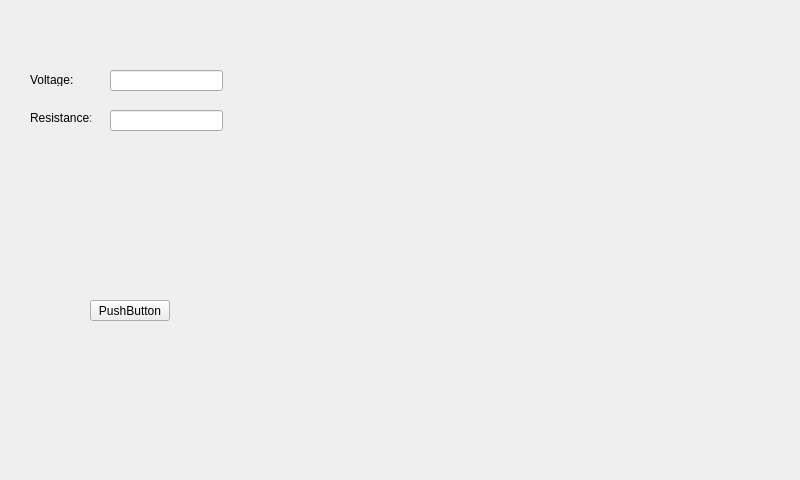
Old version of the form coilcalc/mainwindow.ui in the repository Rumo666/coil_calc.
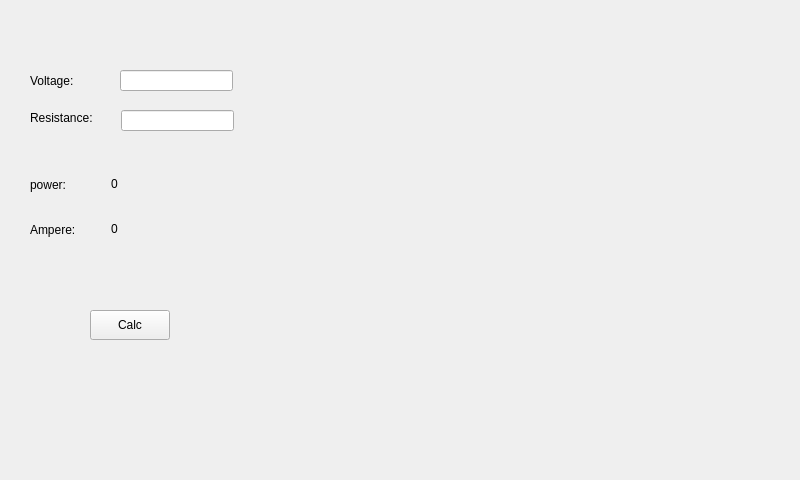
New version of the form.

```diff
--- a/coilcalc/mainwindow.ui
+++ b/coilcalc/mainwindow.ui
@@ -2,6 +2,9 @@
 <ui version="4.0">
  <class>MainWindow</class>
  <widget class="QMainWindow" name="MainWindow">
+  <property name="enabled">
+   <bool>true</bool>
+  </property>
   <property name="geometry">
    <rect>
     <x>0</x>
@@ -18,13 +21,13 @@
     <property name="geometry">
      <rect>
       <x>90</x>
-      <y>300</y>
+      <y>310</y>
       <width>80</width>
-      <height>21</height>
+      <height>30</height>
      </rect>
     </property>
     <property name="text">
-     <string>PushButton</string>
+     <string>Calc</string>
     </property>
    </widget>
    <widget class="QLabel" name="label">
@@ -32,8 +35,8 @@
      <rect>
       <x>30</x>
       <y>73</y>
-      <width>47</width>
-      <height>13</height>
+      <width>81</width>
+      <height>16</height>
      </rect>
     </property>
     <property name="text">
@@ -45,7 +48,7 @@
      <rect>
       <x>30</x>
       <y>110</y>
-      <width>61</width>
+      <width>81</width>
       <height>16</height>
      </rect>
     </property>
@@ -56,7 +59,7 @@
    <widget class="QLineEdit" name="lineEdit">
     <property name="geometry">
      <rect>
-      <x>110</x>
+      <x>120</x>
       <y>70</y>
       <width>113</width>
       <height>21</height>
@@ -66,13 +69,84 @@
    <widget class="QLineEdit" name="lineEdit_2">
     <property name="geometry">
      <rect>
-      <x>110</x>
+      <x>121</x>
       <y>110</y>
       <width>113</width>
       <height>21</height>
      </rect>
     </property>
    </widget>
+   <widget class="QFrame" name="frame">
+    <property name="enabled">
+     <bool>true</bool>
+    </property>
+    <property name="geometry">
+     <rect>
+      <x>10</x>
+      <y>160</y>
+      <width>271</width>
+      <height>131</height>
+     </rect>
+    </property>
+    <property name="frameShape">
+     <enum>QFrame::NoFrame</enum>
+    </property>
+    <property name="frameShadow">
+     <enum>QFrame::Plain</enum>
+    </property>
+    <widget class="QLabel" name="label_4">
+     <property name="geometry">
+      <rect>
+       <x>20</x>
+       <y>10</y>
+       <width>60</width>
+       <height>30</height>
+      </rect>
+     </property>
+     <property name="text">
+      <string>power:</string>
+     </property>
+    </widget>
+    <widget class="QLabel" name="label_3">
+     <property name="geometry">
+      <rect>
+       <x>20</x>
+       <y>50</y>
+       <width>70</width>
+       <height>40</height>
+      </rect>
+     </property>
+     <property name="text">
+      <string>Ampere:</string>
+     </property>
+    </widget>
+    <widget class="QLabel" name="label_5">
+     <property name="geometry">
+      <rect>
+       <x>101</x>
+       <y>9</y>
+       <width>111</width>
+       <height>30</height>
+      </rect>
+     </property>
+     <property name="text">
+      <string>0</string>
+     </property>
+    </widget>
+    <widget class="QLabel" name="label_6">
+     <property name="geometry">
+      <rect>
+       <x>101</x>
+       <y>54</y>
+       <width>101</width>
+       <height>30</height>
+      </rect>
+     </property>
+     <property name="text">
+      <string>0</string>
+     </property>
+    </widget>
+   </widget>
   </widget>
  </widget>
  <layoutdefault spacing="6" margin="11"/>
```
